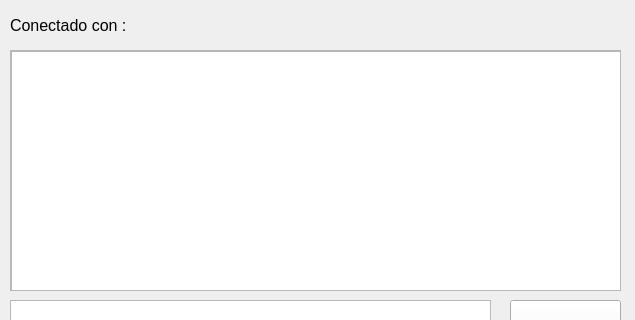
marcobravociencias/Redes2017, file Practica02/GUI/ChatGUI.ui: the form before one commit; both pictures show x 0 to 635 and y 0 to 320 of the 635 by 462 pixel window.
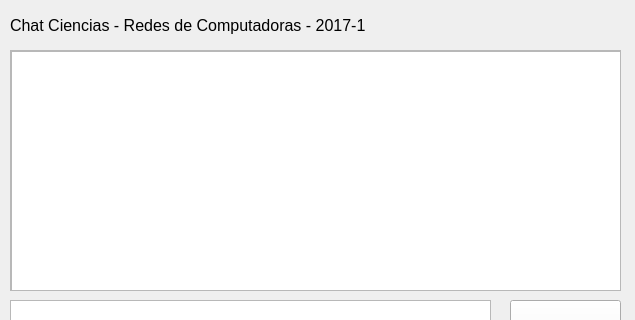
The form after the commit.

Commit message: Ajuste interfaz chat

Diff of the .ui file:
```diff
--- a/Practica02/GUI/ChatGUI.ui
+++ b/Practica02/GUI/ChatGUI.ui
@@ -79,7 +79,7 @@
      </font>
     </property>
     <property name="text">
-     <string>Conectado con : </string>
+     <string>Chat Ciencias - Redes de Computadoras - 2017-1</string>
     </property>
    </widget>
    <widget class="QTextEdit" name="text_send">
```
The commit also changes 4 other files.
